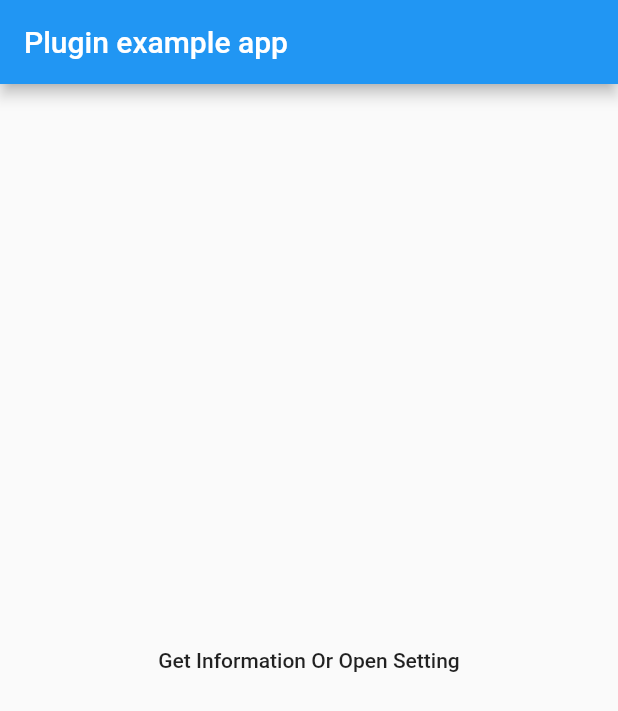
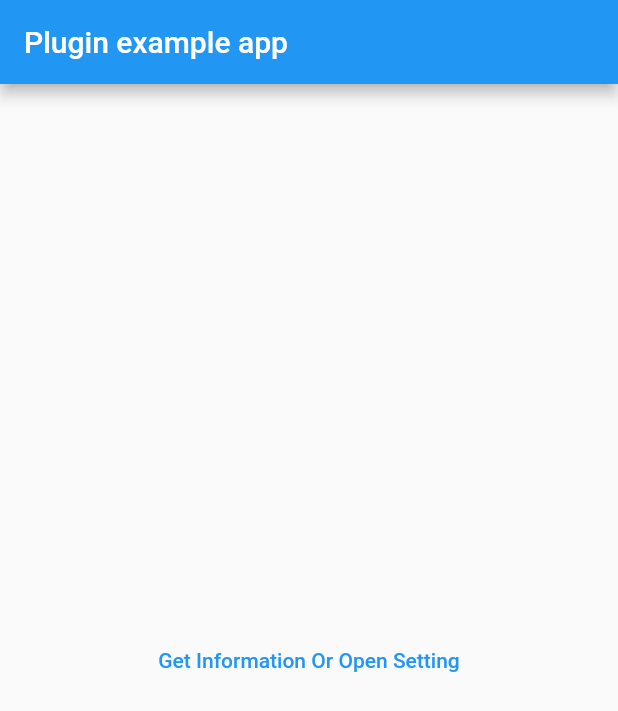
Before and after one commit to fuadarradhi/datetime_setting, a Flutter app: the screen it shows after launch, after a tap on "Get Information Or Open Setting", on a phone screen of 412 x 824 dp. Shown: the top 711 px of the screen. Run offline on Flutter 3.47's test engine with Material 2 defaults, Android fonts, the phone set to English and light mode, and no system bars.

Commit message:
null safety

```diff
--- a/example/lib/main.dart
+++ b/example/lib/main.dart
@@ -1,7 +1,5 @@
 import 'package:flutter/material.dart';
-import 'dart:async';
 
-import 'package:flutter/services.dart';
 import 'package:datetime_setting/datetime_setting.dart';
 
 void main() {
@@ -14,7 +12,6 @@ class MyApp extends StatefulWidget {
 }
 
 class _MyAppState extends State<MyApp> {
-
   @override
   void initState() {
     super.initState();
@@ -28,15 +25,18 @@ class _MyAppState extends State<MyApp> {
           title: const Text('Plugin example app'),
         ),
         body: Center(
-          child: FlatButton(child: Text('Get Information Or Open Setting'), onPressed: () async{
+          child: TextButton(
+            child: Text('Get Information Or Open Setting'),
+            onPressed: () async {
               bool timeAuto = await DatetimeSetting.timeIsAuto();
               bool timezoneAuto = await DatetimeSetting.timeZoneIsAuto();
               print(timeAuto);
               print(timezoneAuto);
-            if (!timeAuto || !timezoneAuto){
+              if (!timeAuto || !timezoneAuto) {
                 await DatetimeSetting.openSetting();
               }
-          },),
+            },
+          ),
         ),
       ),
     );
--- a/lib/datetime_setting.dart
+++ b/lib/datetime_setting.dart
@@ -6,11 +6,11 @@ class DatetimeSetting {
   static const MethodChannel _channel =
       const MethodChannel('datetime_setting');
 
-  static Future<bool> timeIsAuto() async {
+  static Future<bool?> timeIsAuto() async {
     return await _channel.invokeMethod('timeIsAuto');
   }
 
-  static Future<bool> timeZoneIsAuto() async {
+  static Future<bool?> timeZoneIsAuto() async {
     return await _channel.invokeMethod('timeZoneIsAuto');
   }
 
```
Also changed, not shown: pubspec.yaml (+3 -5 lines), example/pubspec.lock, pubspec.lock, 6 other files. Lines whose indentation alone changed are shown as unchanged.
